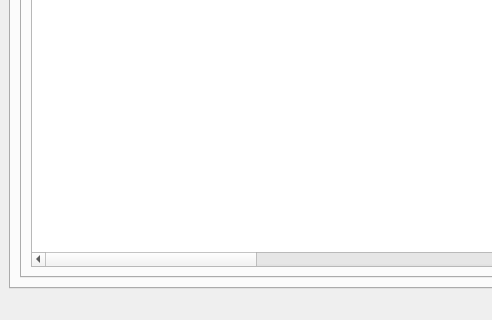
This is src/logit/LogIT_UI.ui in ErmeviewEnvironmentalLtd/LogIT as Qt 5 draws it before an edit; both pictures show x 0 to 492 and y 311 to 631 of the 804 by 631 pixel window. The edited form follows.
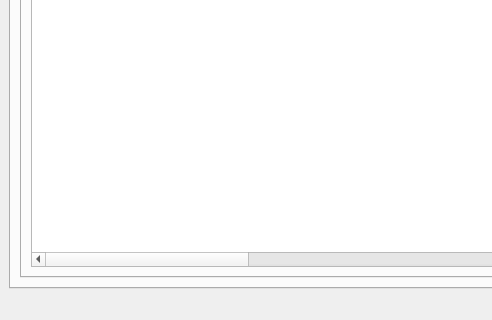
This is the edited form. The open tabs and pages were chosen to show the change. Icons and pictures are not drawn.

Patch:
```diff
--- a/src/logit/LogIT_UI.ui
+++ b/src/logit/LogIT_UI.ui
@@ -455,6 +455,16 @@
                 </font>
                </property>
               </column>
+              <column>
+               <property name="text">
+                <string>TEF</string>
+               </property>
+               <property name="font">
+                <font>
+                 <pointsize>7</pointsize>
+                </font>
+               </property>
+              </column>
               <column>
                <property name="text">
                 <string>EVENT_NAME</string>
```
